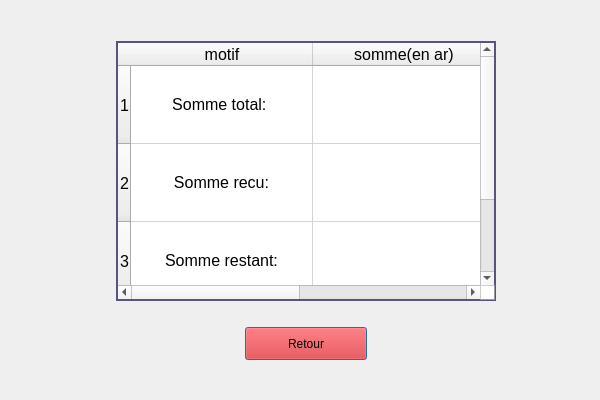
Old version of the form myProject/finance.ui in the repository ToDesire/QT_Project.
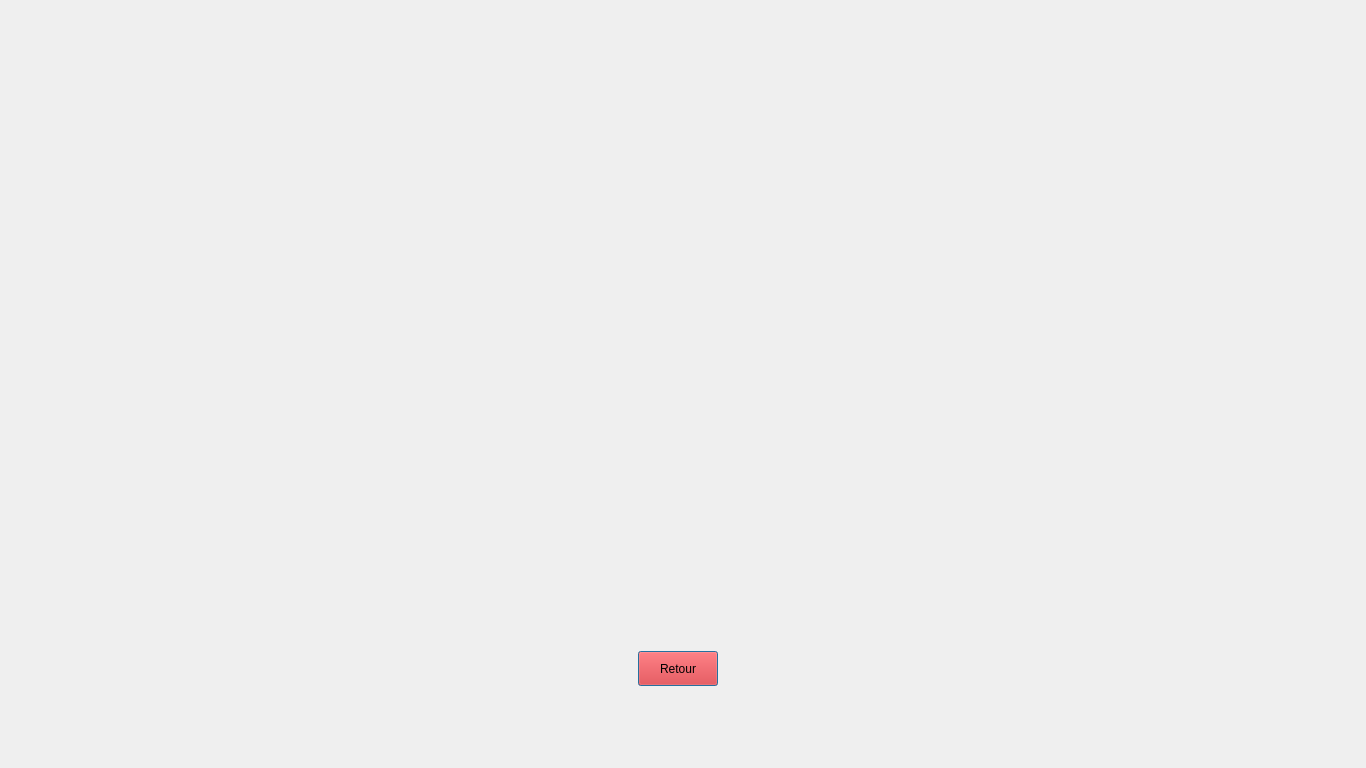
New version of the form.

The edit to the form file:
```diff
--- a/myProject/finance.ui
+++ b/myProject/finance.ui
@@ -6,203 +6,52 @@
    <rect>
     <x>0</x>
     <y>0</y>
-    <width>600</width>
-    <height>400</height>
+    <width>1366</width>
+    <height>768</height>
    </rect>
   </property>
+  <property name="minimumSize">
+   <size>
+    <width>1366</width>
+    <height>768</height>
+   </size>
+  </property>
+  <property name="maximumSize">
+   <size>
+    <width>16777215</width>
+    <height>16777215</height>
+   </size>
+  </property>
   <property name="windowTitle">
    <string>Situation financiere</string>
   </property>
+  <property name="styleSheet">
+   <string notr="true"/>
+  </property>
   <layout class="QGridLayout" name="gridLayout">
-   <item row="0" column="2">
-    <spacer name="verticalSpacer_3">
-     <property name="orientation">
-      <enum>Qt::Vertical</enum>
-     </property>
-     <property name="sizeHint" stdset="0">
-      <size>
-       <width>13</width>
-       <height>23</height>
-      </size>
-     </property>
-    </spacer>
-   </item>
-   <item row="1" column="0">
-    <spacer name="horizontalSpacer_3">
-     <property name="orientation">
-      <enum>Qt::Horizontal</enum>
-     </property>
-     <property name="sizeHint" stdset="0">
-      <size>
-       <width>99</width>
-       <height>20</height>
-      </size>
-     </property>
-    </spacer>
-   </item>
-   <item row="1" column="1" colspan="3">
-    <widget class="QTableWidget" name="tableWidget">
-     <property name="minimumSize">
-      <size>
-       <width>380</width>
-       <height>260</height>
-      </size>
-     </property>
-     <property name="maximumSize">
-      <size>
-       <width>380</width>
-       <height>260</height>
-      </size>
-     </property>
-     <property name="font">
-      <font>
-       <pointsize>12</pointsize>
-      </font>
-     </property>
-     <property name="focusPolicy">
-      <enum>Qt::NoFocus</enum>
-     </property>
-     <property name="contextMenuPolicy">
-      <enum>Qt::DefaultContextMenu</enum>
-     </property>
-     <property name="styleSheet">
-      <string notr="true">QTableWidget{
-	border: 2px solid rgb(85, 85, 127);
-	background-color: #fff;
-	color: black;
-}
-</string>
-     </property>
-     <property name="selectionMode">
-      <enum>QAbstractItemView::NoSelection</enum>
-     </property>
-     <attribute name="horizontalHeaderDefaultSectionSize">
-      <number>182</number>
-     </attribute>
-     <attribute name="verticalHeaderDefaultSectionSize">
-      <number>78</number>
-     </attribute>
-     <row>
-      <property name="text">
-       <string>1</string>
-      </property>
-     </row>
-     <row>
-      <property name="text">
-       <string>2</string>
-      </property>
-     </row>
-     <row>
-      <property name="text">
-       <string>3</string>
-      </property>
-     </row>
-     <column>
-      <property name="text">
-       <string>motif</string>
-      </property>
-      <property name="textAlignment">
-       <set>AlignCenter</set>
-      </property>
-      <property name="background">
-       <color>
-        <red>50</red>
-        <green>50</green>
-        <blue>50</blue>
-       </color>
-      </property>
-     </column>
-     <column>
-      <property name="text">
-       <string>somme(en ar)</string>
-      </property>
-      <property name="textAlignment">
-       <set>AlignCenter</set>
-      </property>
-      <property name="background">
-       <color>
-        <red>50</red>
-        <green>50</green>
-        <blue>50</blue>
-       </color>
-      </property>
-     </column>
-     <item row="0" column="0">
-      <property name="text">
-       <string>Somme total: </string>
-      </property>
-      <property name="textAlignment">
-       <set>AlignCenter</set>
-      </property>
-     </item>
-     <item row="1" column="0">
-      <property name="text">
-       <string>Somme recu:</string>
-      </property>
-      <property name="textAlignment">
-       <set>AlignCenter</set>
-      </property>
-     </item>
-     <item row="2" column="0">
-      <property name="text">
-       <string>Somme restant:</string>
-      </property>
-      <property name="textAlignment">
-       <set>AlignCenter</set>
-      </property>
-     </item>
-    </widget>
-   </item>
-   <item row="1" column="4">
-    <spacer name="horizontalSpacer_4">
-     <property name="orientation">
-      <enum>Qt::Horizontal</enum>
-     </property>
-     <property name="sizeHint" stdset="0">
-      <size>
-       <width>73</width>
-       <height>20</height>
-      </size>
-     </property>
-    </spacer>
-   </item>
-   <item row="2" column="2">
-    <spacer name="verticalSpacer">
-     <property name="orientation">
-      <enum>Qt::Vertical</enum>
-     </property>
-     <property name="sizeType">
-      <enum>QSizePolicy::Fixed</enum>
-     </property>
-     <property name="sizeHint" stdset="0">
-      <size>
-       <width>20</width>
-       <height>20</height>
-      </size>
-     </property>
-    </spacer>
-   </item>
-   <item row="3" column="0" colspan="2">
-    <spacer name="horizontalSpacer">
-     <property name="orientation">
-      <enum>Qt::Horizontal</enum>
-     </property>
-     <property name="sizeHint" stdset="0">
-      <size>
-       <width>228</width>
-       <height>20</height>
-      </size>
-     </property>
-    </spacer>
-   </item>
    <item row="3" column="2">
     <widget class="QPushButton" name="retour">
+     <property name="minimumSize">
+      <size>
+       <width>80</width>
+       <height>35</height>
+      </size>
+     </property>
+     <property name="maximumSize">
+      <size>
+       <width>80</width>
+       <height>35</height>
+      </size>
+     </property>
      <property name="styleSheet">
       <string notr="true">QPushButton{
 	height: 25px;
 	font: 81 Italic 12pt &quot;Fira Sans Compressed ExtraBold&quot;;
 	color: black;
 	background-color: red;
+	position: absolute;
+	top: 10px;
+	right: 50px;
 }
 
 QpushButton:pressed{
@@ -214,19 +63,6 @@
      </property>
     </widget>
    </item>
-   <item row="3" column="3" colspan="2">
-    <spacer name="horizontalSpacer_2">
-     <property name="orientation">
-      <enum>Qt::Horizontal</enum>
-     </property>
-     <property name="sizeHint" stdset="0">
-      <size>
-       <width>127</width>
-       <height>20</height>
-      </size>
-     </property>
-    </spacer>
-   </item>
    <item row="4" column="2">
     <spacer name="verticalSpacer_2">
      <property name="orientation">
@@ -235,11 +71,103 @@
      <property name="sizeHint" stdset="0">
       <size>
        <width>20</width>
+       <height>40</height>
+      </size>
+     </property>
+    </spacer>
+   </item>
+   <item row="2" column="2">
+    <spacer name="verticalSpacer">
+     <property name="orientation">
+      <enum>Qt::Vertical</enum>
+     </property>
+     <property name="sizeType">
+      <enum>QSizePolicy::Fixed</enum>
+     </property>
+     <property name="sizeHint" stdset="0">
+      <size>
+       <width>20</width>
        <height>13</height>
       </size>
      </property>
     </spacer>
    </item>
+   <item row="1" column="4">
+    <spacer name="horizontalSpacer_4">
+     <property name="orientation">
+      <enum>Qt::Horizontal</enum>
+     </property>
+     <property name="sizeHint" stdset="0">
+      <size>
+       <width>40</width>
+       <height>20</height>
+      </size>
+     </property>
+    </spacer>
+   </item>
+   <item row="1" column="0">
+    <spacer name="horizontalSpacer_3">
+     <property name="orientation">
+      <enum>Qt::Horizontal</enum>
+     </property>
+     <property name="sizeHint" stdset="0">
+      <size>
+       <width>40</width>
+       <height>20</height>
+      </size>
+     </property>
+    </spacer>
+   </item>
+   <item row="3" column="0" colspan="2">
+    <spacer name="horizontalSpacer">
+     <property name="orientation">
+      <enum>Qt::Horizontal</enum>
+     </property>
+     <property name="sizeHint" stdset="0">
+      <size>
+       <width>620</width>
+       <height>20</height>
+      </size>
+     </property>
+    </spacer>
+   </item>
+   <item row="3" column="3" colspan="2">
+    <spacer name="horizontalSpacer_2">
+     <property name="orientation">
+      <enum>Qt::Horizontal</enum>
+     </property>
+     <property name="sizeHint" stdset="0">
+      <size>
+       <width>630</width>
+       <height>20</height>
+      </size>
+     </property>
+    </spacer>
+   </item>
+   <item row="1" column="1" colspan="3">
+    <widget class="QFrame" name="verticalFrame">
+     <property name="minimumSize">
+      <size>
+       <width>665</width>
+       <height>550</height>
+      </size>
+     </property>
+     <layout class="QVBoxLayout" name="verticalLayout"/>
+    </widget>
+   </item>
+   <item row="0" column="2">
+    <spacer name="verticalSpacer_3">
+     <property name="orientation">
+      <enum>Qt::Vertical</enum>
+     </property>
+     <property name="sizeHint" stdset="0">
+      <size>
+       <width>20</width>
+       <height>40</height>
+      </size>
+     </property>
+    </spacer>
+   </item>
   </layout>
  </widget>
  <resources/>
```
